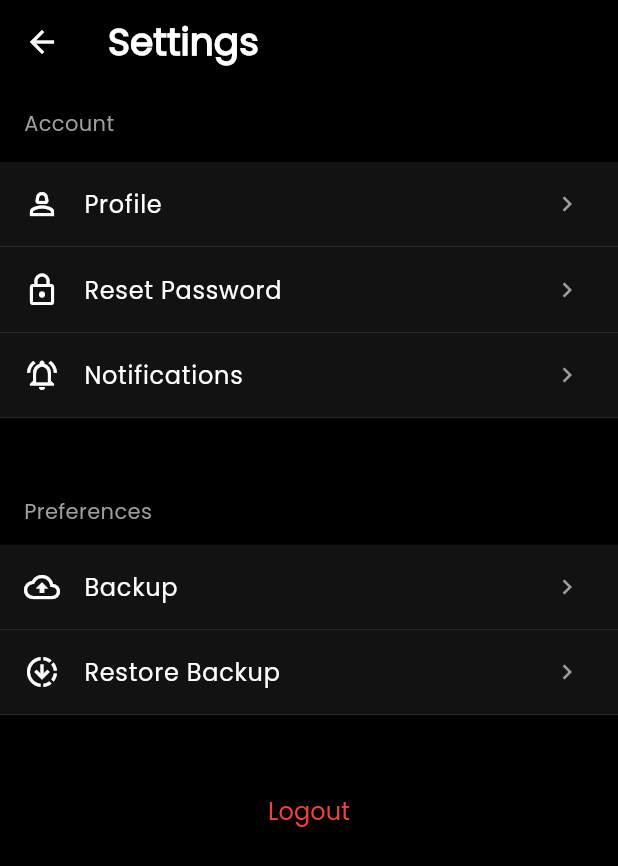
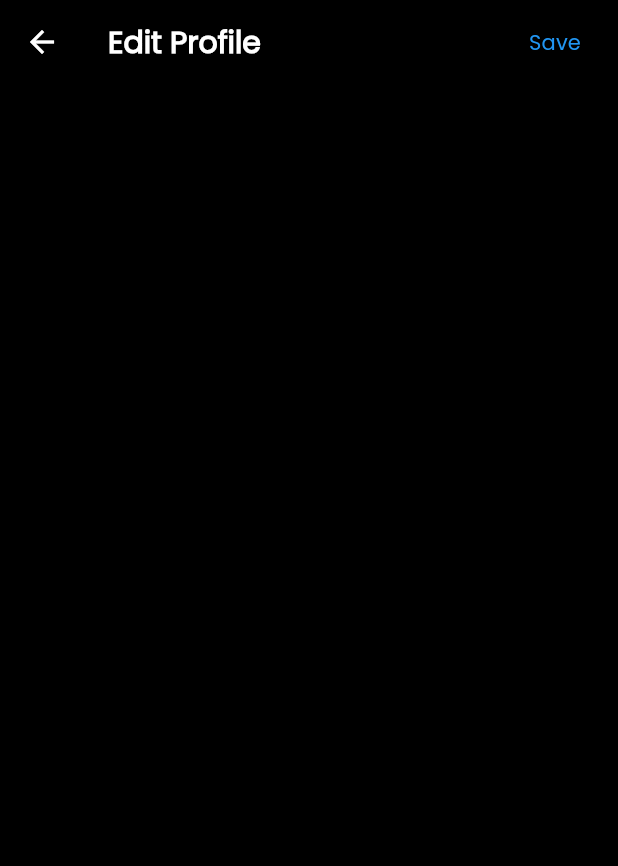
Before and after one commit to NerdCodex/fitnora, a Flutter app: the SettingsPage screen opened directly, after a tap on "Profile", on a phone screen of 412 x 824 dp. Shown: the top 866 px of the screen. Run offline on Flutter 3.47's test engine with Material 3 defaults, Android fonts, the phone set to English and light mode, and no system bars; our stand-ins replace custom_sliding_segmented_control, date_field, hive, hive_flutter, pinput; accounts and stored records are empty.

Commit message:
updated app settings

```diff
--- a/lib/pages/profile/settings.dart
+++ b/lib/pages/profile/settings.dart
@@ -1,3 +1,5 @@
+import 'package:fitnora/animations.dart';
+import 'package:fitnora/pages/profile/update_profile.dart';
 import 'package:flutter/material.dart';
 
 class SettingsHeader extends StatelessWidget {
@@ -75,7 +77,9 @@ class _SettingsPageState extends State<SettingsPage> {
           SettingsTile(
             icon: Icons.person_2_outlined,
             title: "Profile",
-            onTap: () {},
+            onTap: () {
+              Navigator.push(context, AppRoutes.slideFromRight(UpdateProfilePage()));
+            },
           ),
           SettingsTile(
             icon: Icons.lock_outline,
--- a/lib/pages/profile/update_profile.dart
+++ b/lib/pages/profile/update_profile.dart
@@ -0,0 +1,25 @@
+
+import 'package:flutter/material.dart';
+
+class UpdateProfilePage extends StatefulWidget {
+  const UpdateProfilePage({super.key});
+
+  @override
+  State<UpdateProfilePage> createState() => _UpdateProfilePageState();
+}
+
+class _UpdateProfilePageState extends State<UpdateProfilePage> {
+  @override
+  Widget build(BuildContext context) {
+    return Scaffold(
+      appBar: AppBar(
+        leading: BackButton(),
+        title: const Text("Edit Profile"),
+        actionsPadding: EdgeInsets.fromLTRB(0, 0, 10, 0),
+        actions: [
+          TextButton(onPressed: () {}, child: const Text("Save", style: TextStyle(color: Colors.blue),))
+        ],
+      ),
+    );
+  }
+}
--- a/lib/theme.dart
+++ b/lib/theme.dart
@@ -14,7 +14,7 @@ class AppTheme {
       titleTextStyle: TextStyle(
         fontFamily: "Poppins",
         fontWeight: FontWeight.w800,
-        fontSize: 25,
+        fontSize: 20,
 
       ),
     ),
```
